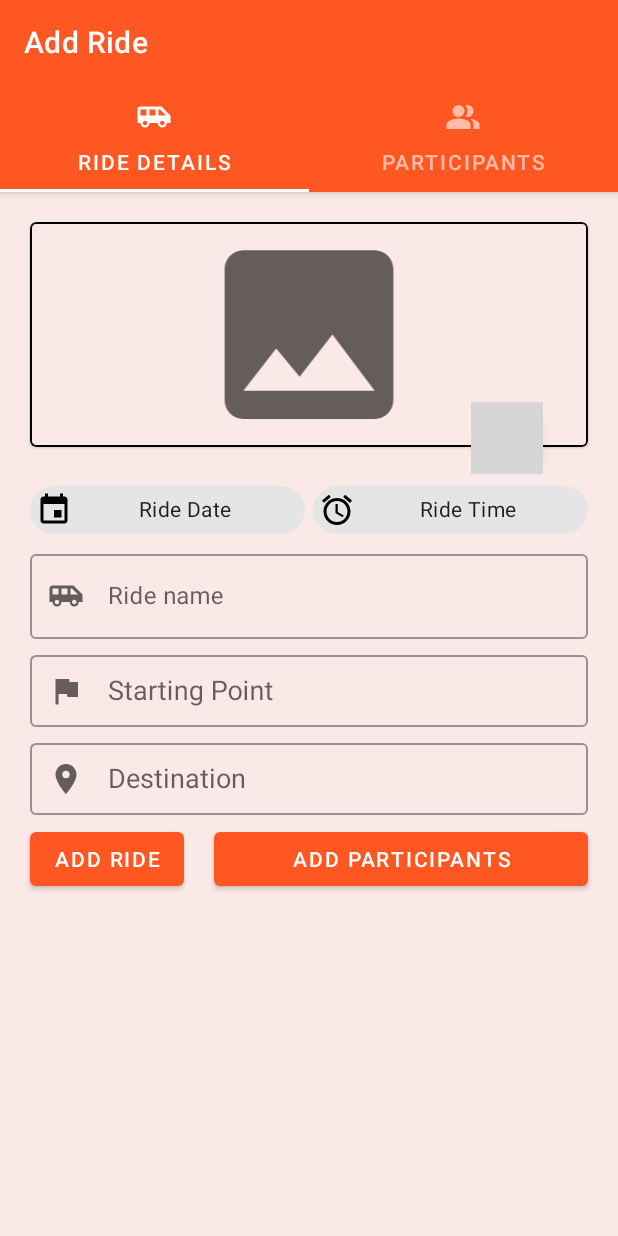
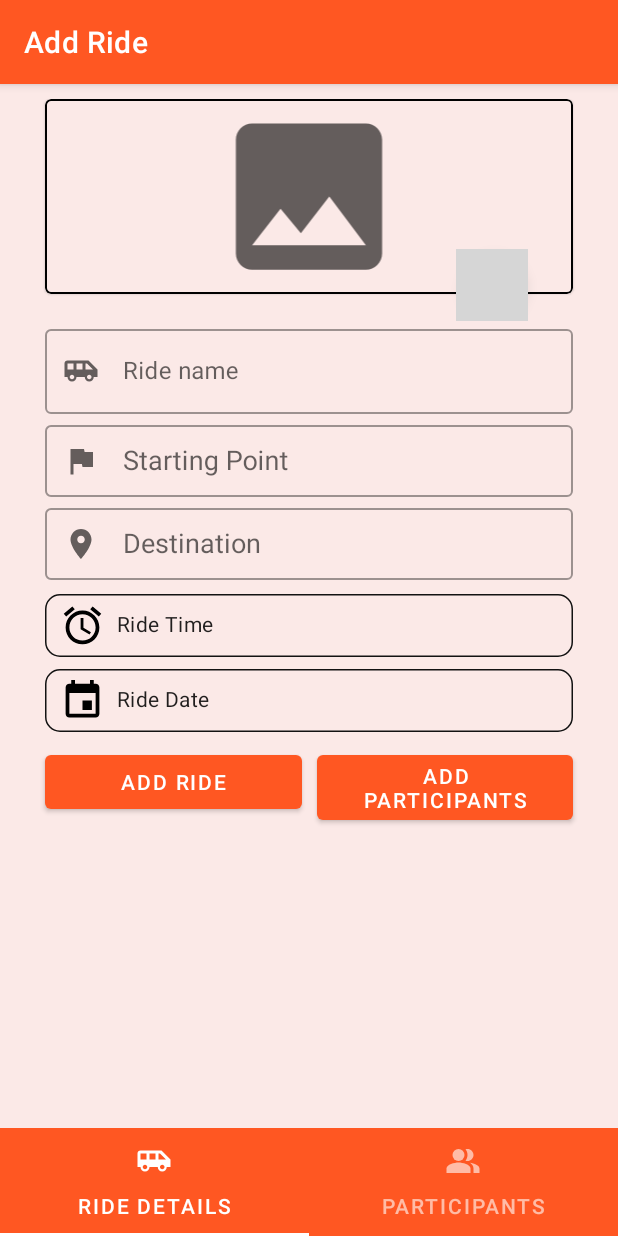
Before and after one commit to arikz-tech/easyRide, an Android app: the DetailsFragment screen opened directly, with no data from a screen before it, on a phone screen of 412 x 824 dp. Run offline under Robolectric (Android 15) with nearby library versions, the phone set to English and light mode, and no system bars; our stand-ins replace Firebase (no records; nobody signed in at launch, a user with empty details on screens opened directly), Volley; libraries missing offline, so code that uses them is left out: com.theartofdev.edmodo; pictures from the network do not load; 3 statements that could not run were skipped; grey boxes are pictures that could not be loaded.

Commit message:
easyRide

```diff
--- a/build.gradle
+++ b/build.gradle
@@ -9,7 +9,7 @@ android {
         applicationId "arik.easyride"
         minSdkVersion 26
         targetSdkVersion 30
-        versionCode 17
+        versionCode 20
         versionName "1.0"
 
         testInstrumentationRunner "androidx.test.runner.AndroidJUnitRunner"
--- a/src/main/java/arik/easyride/ui/main/MainActivity.java
+++ b/src/main/java/arik/easyride/ui/main/MainActivity.java
@@ -122,6 +122,12 @@ public class MainActivity extends AppCompatActivity {
                     return false;
             }
 
+        });
+        bottomNavigationView.setOnScrollChangeListener(new View.OnScrollChangeListener() {
+            @Override
+            public void onScrollChange(View v, int scrollX, int scrollY, int oldScrollX, int oldScrollY) {
+
+            }
         });
 
 
--- a/src/main/java/arik/easyride/ui/main/profile/EditProfileActivity.java
+++ b/src/main/java/arik/easyride/ui/main/profile/EditProfileActivity.java
@@ -261,7 +261,12 @@ public class EditProfileActivity extends AppCompatActivity {
         etLast.setText(user.getLast());
         etLast.setText(user.getLast());
         etAddress.setText(user.getAddress());
-        etPhone.setText(user.getPhone());
+
+
+        String phone = user.getPhone().substring(3);
+        String area = user.getPhone().substring(0,3);
+        etArea.setText(area);
+        etPhone.setText(phone);
 
         pid = user.getPid();
         if (pid != null) {
--- a/src/main/java/arik/easyride/ui/main/rides/add/tabs/DetailsFragment.java
+++ b/src/main/java/arik/easyride/ui/main/rides/add/tabs/DetailsFragment.java
@@ -6,6 +6,8 @@ import android.content.Context;
 import android.content.DialogInterface;
 import android.content.Intent;
 import android.content.pm.PackageManager;
+import android.content.res.ColorStateList;
+import android.content.res.Configuration;
 import android.location.Address;
 import android.location.Geocoder;
 import android.location.Location;
@@ -17,6 +19,7 @@ import android.os.Bundle;
 import androidx.annotation.NonNull;
 import androidx.annotation.Nullable;
 import androidx.core.app.ActivityCompat;
+import androidx.core.content.ContextCompat;
 import androidx.fragment.app.Fragment;
 
 import android.os.Parcel;
@@ -32,6 +35,7 @@ import android.widget.Toast;
 
 import com.bumptech.glide.Glide;
 import com.google.android.gms.maps.model.LatLng;
+import com.google.android.gms.maps.model.MapStyleOptions;
 import com.google.android.gms.tasks.OnSuccessListener;
 import com.google.android.libraries.places.api.model.RectangularBounds;
 import com.google.android.material.button.MaterialButton;
@@ -112,14 +116,27 @@ public class DetailsFragment extends Fragment {
         pbAddRide = view.findViewById(R.id.pbAddRide);
         btnAddParticipants = view.findViewById(R.id.btnAddParticipants);
 
+
+        int nightModeFlags = getContext().getResources().getConfiguration().uiMode & Configuration.UI_MODE_NIGHT_MASK;
+        switch (nightModeFlags){
+            case Configuration.UI_MODE_NIGHT_YES:
+                Toast.makeText(getContext(), "nide mode", Toast.LENGTH_SHORT).show();
+                chipTime.setChipBackgroundColor(ColorStateList.valueOf(ContextCompat.getColor(getContext(), R.color.dark_grey)));
+                chipDate.setChipBackgroundColor(ColorStateList.valueOf(ContextCompat.getColor(getContext(), R.color.dark_grey)));
+                chipTime.setChipStrokeColor(ColorStateList.valueOf(ContextCompat.getColor(getContext(), R.color.white)));
+                chipDate.setChipStrokeColor(ColorStateList.valueOf(ContextCompat.getColor(getContext(), R.color.white)));
+                break;
+            case Configuration.UI_MODE_NIGHT_NO:
+                chipTime.setChipBackgroundColor(ColorStateList.valueOf(ContextCompat.getColor(getContext(), R.color.deep_orange_50)));
+                chipDate.setChipBackgroundColor(ColorStateList.valueOf(ContextCompat.getColor(getContext(), R.color.deep_orange_50)));
+                break;
+        }
+
+
         PlaceArrayAdapter adapter = new PlaceArrayAdapter(getContext(), android.R.layout.simple_list_item_1, new RectangularBounds() {
             @NonNull
             @Override
             public LatLng getSouthwest() {
-                LatLng latLng = getLocationLatLng();
-                if (latLng != null)
-                    return latLng;
-
                 //Default israel
                 return new LatLng(29.772007, 34.312865);
             }
@@ -127,10 +144,6 @@ public class DetailsFragment extends Fragment {
             @NonNull
             @Override
             public LatLng getNortheast() {
-                LatLng latLng = getLocationLatLng();
-                if (latLng != null)
-                    return latLng;
-
                 //Default israel
                 return new LatLng(33.179859, 35.679968);
             }
@@ -145,11 +158,11 @@ public class DetailsFragment extends Fragment {
 
             }
 
+            //Need to create rectangle from current position
             private LatLng getLocationLatLng() {
                 LocationManager locationManager = (LocationManager) getContext().getSystemService(Context.LOCATION_SERVICE);
                 if (locationManager != null) {
                     if (ActivityCompat.checkSelfPermission(getContext(), Manifest.permission.ACCESS_FINE_LOCATION) != PackageManager.PERMISSION_GRANTED && ActivityCompat.checkSelfPermission(getContext(), Manifest.permission.ACCESS_COARSE_LOCATION) != PackageManager.PERMISSION_GRANTED) {
-                        Toast.makeText(getContext(), "Need Permission", Toast.LENGTH_SHORT).show();
                     } else {
                         Location location = locationManager.getLastKnownLocation(LocationManager.GPS_PROVIDER);
                         return new LatLng(location.getLatitude(), location.getLongitude());
--- a/src/main/res/layout/activity_add_ride.xml
+++ b/src/main/res/layout/activity_add_ride.xml
@@ -21,23 +21,31 @@
             android:elevation="0dp"
             app:title="@string/add_ride" />
 
-        <com.google.android.material.tabs.TabLayout
-            android:id="@+id/tabLayout"
-            android:layout_width="match_parent"
-            android:layout_height="wrap_content"
-            android:layout_gravity="bottom"
-            android:elevation="0dp"
-            app:tabMode="fixed" />
+    </com.google.android.material.appbar.AppBarLayout>
 
-    </com.google.android.material.appbar.AppBarLayout>
+    <RelativeLayout
+        android:id="@+id/relativeLayout"
+        android:layout_width="match_parent"
+        android:layout_height="match_parent" />
 
     <androidx.viewpager2.widget.ViewPager2
         android:id="@+id/viewPager"
         android:layout_width="match_parent"
         android:layout_height="0dp"
-        app:layout_constraintBottom_toBottomOf="parent"
+        app:layout_constraintBottom_toTopOf="@+id/tabLayout"
         app:layout_constraintEnd_toEndOf="parent"
         app:layout_constraintStart_toStartOf="parent"
         app:layout_constraintTop_toBottomOf="@+id/appBarLayout2" />
 
+    <com.google.android.material.tabs.TabLayout
+        android:id="@+id/tabLayout"
+        android:layout_width="match_parent"
+        android:layout_height="wrap_content"
+        android:layout_gravity="bottom"
+        android:elevation="0dp"
+        app:layout_constraintBottom_toBottomOf="parent"
+        app:layout_constraintEnd_toEndOf="parent"
+        app:layout_constraintStart_toStartOf="parent"
+        app:tabMode="fixed" />
+
 </androidx.constraintlayout.widget.ConstraintLayout>
--- a/src/main/res/layout/activity_edit_profile.xml
+++ b/src/main/res/layout/activity_edit_profile.xml
@@ -26,7 +26,7 @@
         android:id="@+id/ivProfileLayout"
         android:layout_width="220dp"
         android:layout_height="220dp"
-        android:layout_marginTop="20dp"
+        android:layout_marginTop="15dp"
         app:layout_constraintEnd_toEndOf="parent"
         app:layout_constraintStart_toStartOf="parent"
         app:layout_constraintTop_toBottomOf="@+id/topAppBarLayout">
@@ -76,8 +76,9 @@
         android:layout_width="match_parent"
         android:layout_height="wrap_content"
         android:layout_marginStart="20dp"
-        android:layout_marginTop="10dp"
+        android:layout_marginTop="5dp"
         android:layout_marginEnd="20dp"
+        style="@style/Widget.MaterialComponents.TextInputLayout.OutlinedBox"
         app:layout_constraintEnd_toEndOf="parent"
         app:layout_constraintStart_toStartOf="parent"
         app:layout_constraintTop_toBottomOf="@+id/ivProfileLayout"
@@ -98,6 +99,7 @@
         android:layout_marginStart="20dp"
         android:layout_marginTop="10dp"
         android:layout_marginEnd="20dp"
+        style="@style/Widget.MaterialComponents.TextInputLayout.OutlinedBox"
         app:layout_constraintEnd_toEndOf="parent"
         app:layout_constraintStart_toStartOf="parent"
         app:layout_constraintTop_toBottomOf="@+id/etFirstLayout"
@@ -117,12 +119,13 @@
         android:layout_marginStart="20dp"
         android:layout_marginTop="10dp"
         android:layout_marginEnd="20dp"
+        style="@style/Widget.MaterialComponents.TextInputLayout.OutlinedBox"
         app:layout_constraintEnd_toEndOf="parent"
         app:layout_constraintStart_toStartOf="parent"
         app:layout_constraintTop_toBottomOf="@+id/etLastLayout"
         app:startIconDrawable="@drawable/ic_address_24">
 
-        <AutoCompleteTextView
+        <com.google.android.material.textfield.MaterialAutoCompleteTextView
             android:id="@+id/etAddress"
             android:layout_width="match_parent"
             android:layout_height="wrap_content"
@@ -131,11 +134,11 @@
 
     <com.google.android.material.textfield.TextInputLayout
         android:id="@+id/etPhoneLayout"
-        style="?attr/textInputStyle"
         android:layout_width="0dp"
         android:layout_height="wrap_content"
         android:layout_marginStart="20dp"
         android:layout_marginTop="10dp"
+        style="@style/Widget.MaterialComponents.TextInputLayout.OutlinedBox"
         app:layout_constraintEnd_toStartOf="@+id/etAreaLayout"
         app:layout_constraintHorizontal_bias="0.5"
         app:layout_constraintHorizontal_weight="3"
@@ -154,7 +157,7 @@
 
     <com.google.android.material.textfield.TextInputLayout
         android:id="@+id/etAreaLayout"
-        style="@style/Widget.MaterialComponents.TextInputLayout.FilledBox.ExposedDropdownMenu"
+        style="@style/Widget.MaterialComponents.TextInputLayout.OutlinedBox.ExposedDropdownMenu"
         android:layout_width="0dp"
         android:layout_height="wrap_content"
         android:layout_marginStart="5dp"
--- a/src/main/res/layout/fragment_details.xml
+++ b/src/main/res/layout/fragment_details.xml
@@ -10,7 +10,7 @@
         android:id="@+id/ivRidePicLayout"
         android:layout_width="wrap_content"
         android:layout_height="wrap_content"
-        android:layout_marginTop="20dp"
+        android:layout_marginTop="10dp"
         app:layout_constraintEnd_toEndOf="parent"
         app:layout_constraintStart_toStartOf="parent"
         app:layout_constraintTop_toTopOf="parent">
@@ -32,8 +32,8 @@
             android:layout_width="match_parent"
             android:layout_height="wrap_content"
             android:layout_centerHorizontal="true"
-            android:layout_marginStart="20dp"
-            android:layout_marginEnd="20dp"
+            android:layout_marginStart="30dp"
+            android:layout_marginEnd="30dp"
             android:elevation="2dp"
             app:strokeColor="?colorOnSurface"
             app:strokeWidth="1dp">
@@ -41,7 +41,7 @@
             <ImageView
                 android:id="@+id/ivRidePic"
                 android:layout_width="match_parent"
-                android:layout_height="150dp"
+                android:layout_height="130dp"
                 android:layout_gravity="center_horizontal|center_vertical"
                 android:background="?android:colorBackground"
                 android:src="@drawable/ic_image_200"
@@ -56,12 +56,12 @@
         style="@style/Widget.MaterialComponents.TextInputLayout.OutlinedBox"
         android:layout_width="0dp"
         android:layout_height="wrap_content"
-        android:layout_marginStart="20dp"
-        android:layout_marginEnd="20dp"
+        android:layout_marginStart="30dp"
+        android:layout_marginEnd="30dp"
         android:hint="@string/ride_name"
         app:layout_constraintEnd_toEndOf="parent"
         app:layout_constraintStart_toStartOf="parent"
-        app:layout_constraintTop_toBottomOf="@+id/chipTime"
+        app:layout_constraintTop_toBottomOf="@+id/ivRidePicLayout"
         app:startIconDrawable="@drawable/ic_rides_24">
 
         <com.google.android.material.textfield.TextInputEditText
@@ -77,9 +77,9 @@
         style="@style/Widget.MaterialComponents.TextInputLayout.OutlinedBox"
         android:layout_width="0dp"
         android:layout_height="wrap_content"
-        android:layout_marginStart="20dp"
-        android:layout_marginTop="5dp"
-        android:layout_marginEnd="20dp"
+        android:layout_marginStart="30dp"
+        android:layout_marginTop="2dp"
+        android:layout_marginEnd="30dp"
         android:hint="@string/starting_point"
         app:layout_constraintEnd_toEndOf="parent"
         app:layout_constraintHorizontal_bias="0.0"
@@ -100,9 +100,9 @@
         style="@style/Widget.MaterialComponents.TextInputLayout.OutlinedBox"
         android:layout_width="0dp"
         android:layout_height="wrap_content"
-        android:layout_marginStart="20dp"
-        android:layout_marginTop="5dp"
-        android:layout_marginEnd="20dp"
+        android:layout_marginStart="30dp"
+        android:layout_marginTop="2dp"
+        android:layout_marginEnd="30dp"
         android:hint="@string/destination"
         app:layout_constraintEnd_toEndOf="parent"
         app:layout_constraintStart_toStartOf="parent"
@@ -121,24 +121,26 @@
         android:id="@+id/btnAddParticipants"
         android:layout_width="0dp"
         android:layout_height="wrap_content"
-        android:layout_marginStart="20dp"
+        android:layout_marginStart="10dp"
         android:layout_marginTop="5dp"
-        android:layout_marginEnd="20dp"
+        android:layout_marginEnd="30dp"
         android:text="@string/add_participants"
         app:layout_constraintEnd_toEndOf="parent"
-        app:layout_constraintHorizontal_weight="1"
         app:layout_constraintStart_toEndOf="@+id/btnAddRide"
-        app:layout_constraintTop_toBottomOf="@+id/etDestLayout" />
+        app:layout_constraintTop_toBottomOf="@+id/chipDate" />
 
     <com.google.android.material.button.MaterialButton
         android:id="@+id/btnAddRide"
         android:layout_width="0dp"
         android:layout_height="wrap_content"
-        android:layout_marginStart="20dp"
+        android:layout_marginStart="30dp"
         android:layout_marginTop="5dp"
         android:text="@string/add_ride"
+        app:layout_constraintEnd_toStartOf="@+id/btnAddParticipants"
+        app:layout_constraintHorizontal_bias="1.0"
+        app:layout_constraintHorizontal_chainStyle="packed"
         app:layout_constraintStart_toStartOf="parent"
-        app:layout_constraintTop_toBottomOf="@+id/etDestLayout" />
+        app:layout_constraintTop_toBottomOf="@+id/chipDate" />
 
     <ProgressBar
         android:id="@+id/pbAddRide"
@@ -146,42 +148,53 @@
         android:layout_width="match_parent"
         android:layout_height="wrap_content"
         android:layout_centerHorizontal="true"
-        android:layout_marginStart="20dp"
-        android:layout_marginTop="5dp"
-        android:layout_marginEnd="20dp"
+        android:layout_marginStart="40dp"
+        android:layout_marginEnd="40dp"
         android:indeterminate="true"
         android:visibility="invisible"
         app:layout_constraintEnd_toEndOf="parent"
         app:layout_constraintStart_toStartOf="parent"
-        app:layout_constraintTop_toBottomOf="@+id/btnAddParticipants" />
+        app:layout_constraintTop_toBottomOf="@+id/btnAddRide" />
 
     <com.google.android.material.chip.Chip
         android:id="@+id/chipTime"
         android:layout_width="0dp"
-        android:layout_height="wrap_content"
-        android:layout_marginEnd="20dp"
+        android:layout_height="50dp"
+        android:layout_marginStart="30dp"
+        android:layout_marginTop="5dp"
+        android:layout_marginEnd="30dp"
         android:text="@string/time"
-        android:textAlignment="center"
+        app:chipBackgroundColor="@color/deep_orange_50"
+        app:chipCornerRadius="10dp"
         app:chipIcon="@drawable/ic_time_24"
+        app:chipIconSize="30dp"
         app:chipIconTint="?attr/colorOnSurface"
+        app:chipMinHeight="40dp"
+        app:chipStartPadding="10dp"
+        app:chipStrokeColor="@color/dark_grey"
+        app:chipStrokeWidth="1dp"
         app:layout_constraintEnd_toEndOf="parent"
-        app:layout_constraintHorizontal_bias="0.5"
-        app:layout_constraintStart_toEndOf="@+id/chipDate"
-        app:layout_constraintTop_toBottomOf="@+id/ivRidePicLayout" />
+        app:layout_constraintStart_toStartOf="parent"
+        app:layout_constraintTop_toBottomOf="@+id/etDestLayout" />
 
     <com.google.android.material.chip.Chip
         android:id="@+id/chipDate"
         android:layout_width="0dp"
-        android:layout_height="wrap_content"
-        android:layout_marginStart="20dp"
-        android:layout_marginEnd="5dp"
+        android:layout_height="50dp"
+        android:layout_marginStart="30dp"
+        android:layout_marginEnd="30dp"
         android:text="@string/date"
-        android:textAlignment="center"
+        app:chipBackgroundColor="@color/deep_orange_50"
+        app:chipCornerRadius="10dp"
         app:chipIcon="@drawable/ic_event_24"
+        app:chipIconSize="30dp"
         app:chipIconTint="?attr/colorOnSurface"
-        app:layout_constraintEnd_toStartOf="@+id/chipTime"
-        app:layout_constraintHorizontal_bias="0.5"
+        app:chipMinHeight="40dp"
+        app:chipStartPadding="10dp"
+        app:chipStrokeColor="@color/dark_grey"
+        app:chipStrokeWidth="1dp"
+        app:layout_constraintEnd_toEndOf="parent"
         app:layout_constraintStart_toStartOf="parent"
-        app:layout_constraintTop_toBottomOf="@+id/ivRidePicLayout" />
+        app:layout_constraintTop_toBottomOf="@+id/chipTime" />
 
 </androidx.constraintlayout.widget.ConstraintLayout>
--- a/src/main/res/values-night/themes.xml
+++ b/src/main/res/values-night/themes.xml
@@ -11,6 +11,7 @@
         <item name="colorOnSecondary">@color/black</item>
         <!-- Status bar color. -->
         <item name="android:statusBarColor" tools:targetApi="l">@color/black</item>
+        <item name="android:navigationBarColor">@color/black</item>
 
         <!-- Customize your theme here. -->
         <item name="bottomNavigationStyle">@style/Widget.MaterialComponents.BottomNavigationView.PrimarySurface</item>
--- a/src/main/res/values/themes.xml
+++ b/src/main/res/values/themes.xml
@@ -11,7 +11,7 @@
         <item name="colorOnSecondary">@color/white</item>
         <!-- Status bar color. -->
         <item name="android:statusBarColor" tools:targetApi="l">?attr/colorPrimaryVariant</item>
-
+        <item name="android:navigationBarColor">@color/black</item>
         <!-- Customize your theme here. -->
         <item name="bottomNavigationStyle">
             @style/Widget.MaterialComponents.BottomNavigationView.PrimarySurface
```
